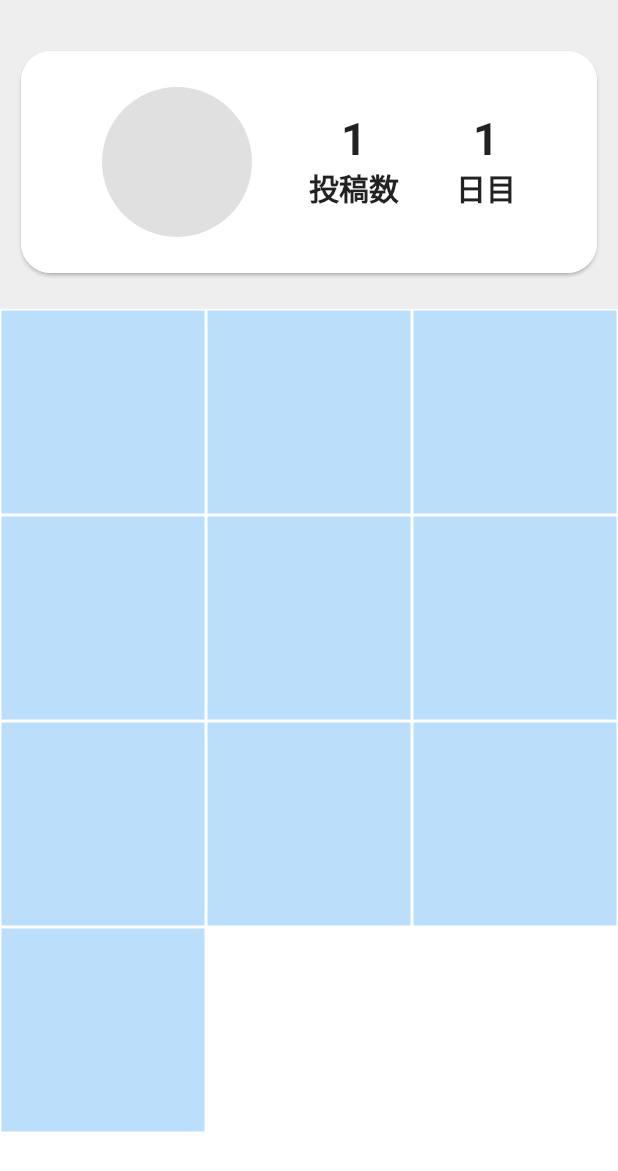
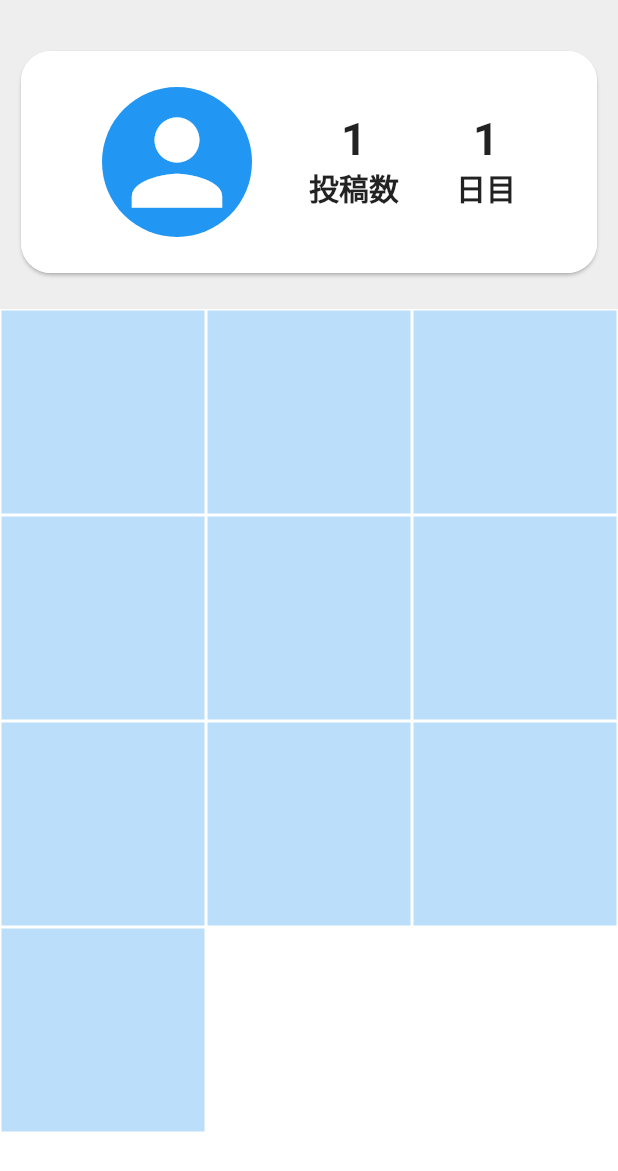
Before and after one commit to iseruuuuu/book_instagram_app, a Flutter app: the HomeScreen screen opened directly, on a phone screen of 412 x 824 dp. Shown: the top 1171 px of the screen. Run offline on Flutter 3.47's test engine with Material 2 defaults, Android fonts, the phone set to English and light mode, and no system bars; our stand-ins replace freezed_annotation, image_picker, rxdart, state_notifier; missing offline and left inert: flutter_state_notifier.

Commit message:
add: change icon..

```diff
--- a/lib/screen/home/children/profile/home_icon.dart
+++ b/lib/screen/home/children/profile/home_icon.dart
@@ -8,11 +8,16 @@ class HomeIcon extends StatelessWidget {
     return Padding(
       padding: const EdgeInsets.symmetric(vertical: 20),
       child: Container(
+        width: 100,
         height: 100,
-        width: 100,
-        decoration: BoxDecoration(
-          color: Colors.grey[300],
+        decoration: const BoxDecoration(
+          color: Colors.blue,
           shape: BoxShape.circle,
+        ),
+        child: const Icon(
+          Icons.person,
+          size: 90,
+          color: Colors.white,
         ),
       ),
     );
```
Also changed, not shown: lib/screen/home/children/profile/home_profile.dart (+8 -2 lines).
